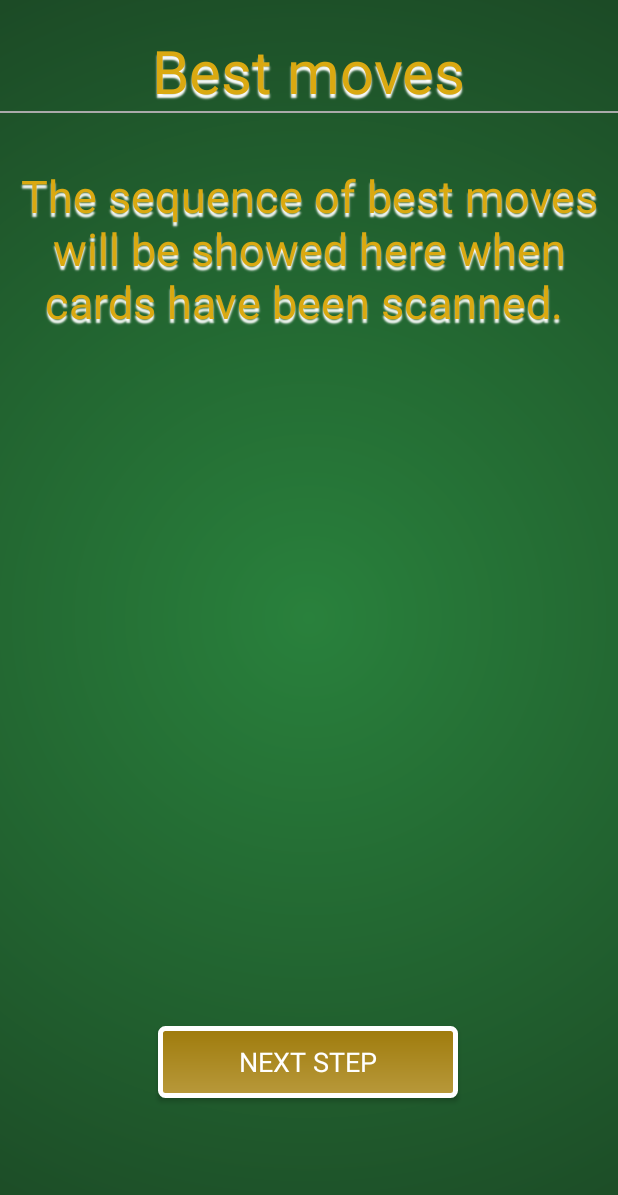
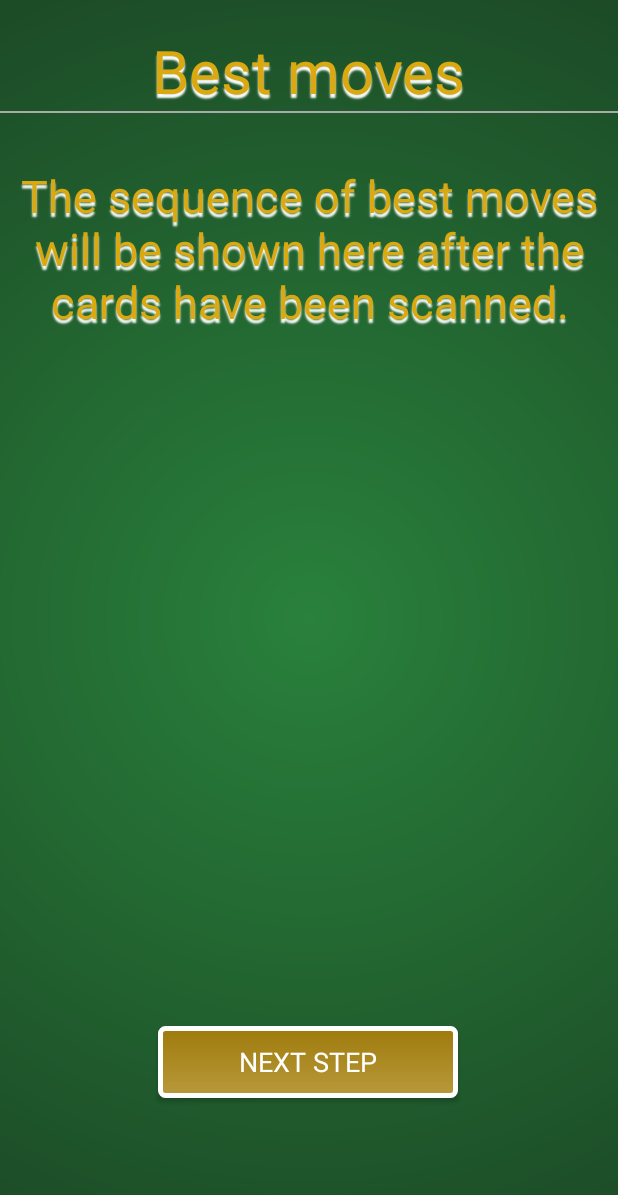
Before and after one commit to lillebrian/CDIO-7-kabale-App, an Android app: the MoveActivity screen opened directly, with no data from a screen before it, on a phone screen of 412 x 824 dp. Shown: the top 1195 px of the screen. Run offline under Robolectric (Android 15) with nearby library versions, the light colour scheme and no system bars; Roboto replaces fonts that are not available here.

Commit message:
Scrollable view of mvoes

```diff
--- a/app/src/main/java/com/example/a7_kabale/Activities/MoveActivity.java
+++ b/app/src/main/java/com/example/a7_kabale/Activities/MoveActivity.java
@@ -56,7 +56,7 @@ public class MoveActivity extends AppCompatActivity implements View.OnClickListe
         logic = new AppController();
 
         instruct = findViewById(R.id.instructBestMove);
-        instruct.setText("The sequence of best moves will be showed here when cards have been scanned. ");
+        instruct.setText("The sequence of best moves will be shown here after the cards have been scanned.");
         nextStep = findViewById(R.id.nextStepButton);
 //        moves.add(new Card(true, 7, 2));
 //        moves.add(new Card(true, 6, 0));
@@ -64,11 +64,20 @@ public class MoveActivity extends AppCompatActivity implements View.OnClickListe
 //        moves.add(new Card(true, 4, 1));
 //        moves.add(new Card(true, 12, 1));
 //        moves.add(new Card(true,13 , 2));
-//        moves.add(new Card(true, 2, 1));
-//        moves.add(new Card(true, 3, 2));
+
         moveRecyclerView = findViewById(R.id.moveRecyclerView);
+        recyclerViewManager = new LinearLayoutManager(this);
+        moveAdapter = new MoveAdapter(moves);
+        moveRecyclerView.setLayoutManager(recyclerViewManager);
+        moveRecyclerView.setAdapter(moveAdapter);
+
         moveRecyclerView.setHasFixedSize(true);
-        recyclerViewManager = new LinearLayoutManager(this);
+        moveRecyclerView.setNestedScrollingEnabled(true);
+
+
+
+
+
 
 
         nextStep.setOnClickListener(this);
--- a/app/src/main/res/layout/activity_move.xml
+++ b/app/src/main/res/layout/activity_move.xml
@@ -56,13 +56,19 @@
     <androidx.recyclerview.widget.RecyclerView
         android:id="@+id/moveRecyclerView"
         android:layout_width="wrap_content"
-        android:layout_height="wrap_content"
-        android:layout_marginTop="72dp"
+        android:layout_height="0dp"
+        android:layout_marginTop="30dp"
+        android:layout_marginBottom="30dp"
 
+        android:isScrollContainer="true"
+        android:nestedScrollingEnabled="true"
+        android:scrollbars="vertical"
+        app:layout_constraintBottom_toTopOf="@+id/nextStepButton"
         app:layout_constraintEnd_toEndOf="parent"
         app:layout_constraintHorizontal_bias="0.498"
         app:layout_constraintStart_toStartOf="parent"
-        app:layout_constraintTop_toBottomOf="@+id/view" />
+        app:layout_constraintTop_toBottomOf="@+id/instructBestMove"
+        app:layout_constraintVertical_bias="0.244" />
 
     <Button
         android:id="@+id/nextStepButton"
@@ -81,4 +87,5 @@
         app:layout_constraintStart_toStartOf="parent"
         app:layout_constraintTop_toBottomOf="@+id/instructionsTV"
         app:layout_constraintVertical_bias="1.0" />
+
 </androidx.constraintlayout.widget.ConstraintLayout>
```
